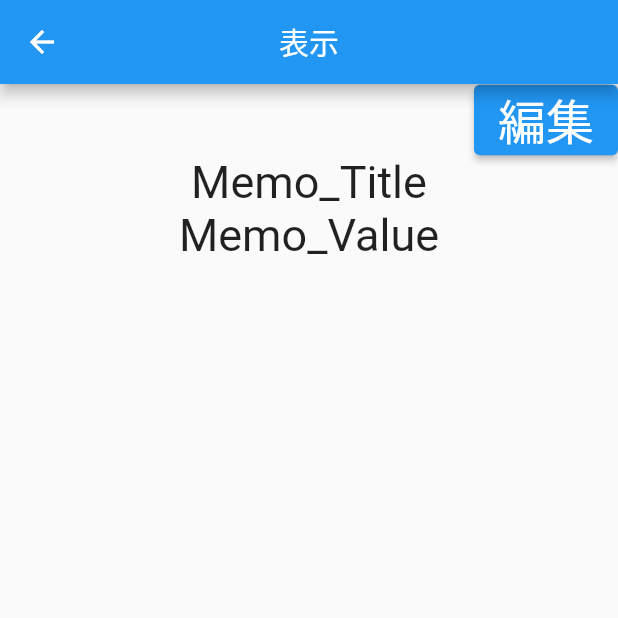
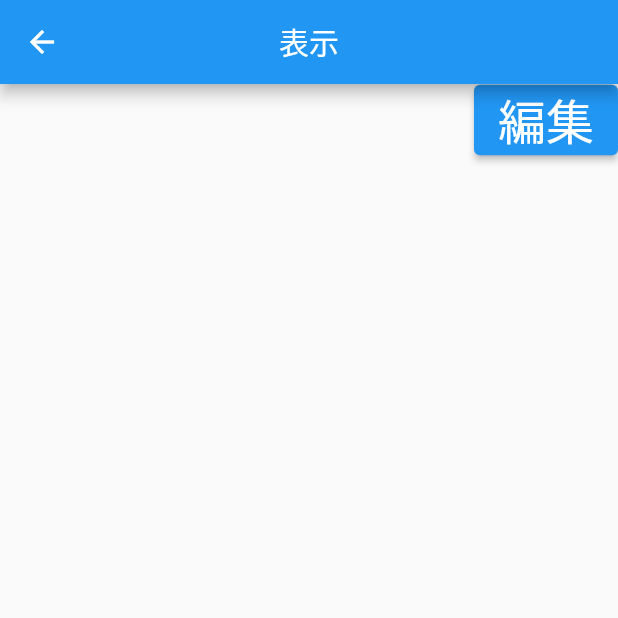
Before and after one commit to Flutter-student/MemoApp_0603, a Flutter app: the Disp_Screen screen opened by its route, on a phone screen of 412 x 824 dp, the top half of it. Run offline on Flutter 3.47's test engine with Material 2 defaults, Android fonts, the phone set to English and light mode, and no system bars; our stand-ins replace flutter_riverpod, freezed_annotation, sqflite; accounts and stored records are empty.

Commit message:
スタッシュFack_youを適用

```diff
--- a/lib/view/disp.dart
+++ b/lib/view/disp.dart
@@ -31,11 +31,11 @@ class Disp_Screen extends ConsumerWidget {
             alignment: Alignment.centerRight,
           ),
           Text(
-            'Memo_Title',
+            _state.memo == null ? '' : '${_state.memo!.title}',
             style: TextStyle(fontSize: 30.0),
           ),
           Text(
-            'Memo_Value',
+            _state.memo == null ? '' : '${_state.memo!.memo}',
             style: TextStyle(fontSize: 30.0),
           ),
         ],
--- a/lib/view/edit.dart
+++ b/lib/view/edit.dart
@@ -4,7 +4,6 @@ import 'package:memo_app/view_model/edit/edit_service.dart';
 
 class Edit_Screen extends ConsumerWidget {
   const Edit_Screen({super.key});
-  static final _controller_title = TextEditingController(text: 'タイトル初期値');
   static final _controller_Memo = TextEditingController(text: 'メモ初期値');
 
   @override
@@ -25,7 +24,8 @@ class Edit_Screen extends ConsumerWidget {
               style: TextStyle(fontSize: 30.0),
             ),
             TextField(
-              controller: _controller_title,
+              controller: TextEditingController(
+                  text: '${_state.memo.title'} ),
               style: TextStyle(fontSize: 30.0),
               onChanged: (String value) {
                 _controller.InputTitle(value);
```
Also changed, not shown: lib/view/top.dart (+2 -5 lines).
